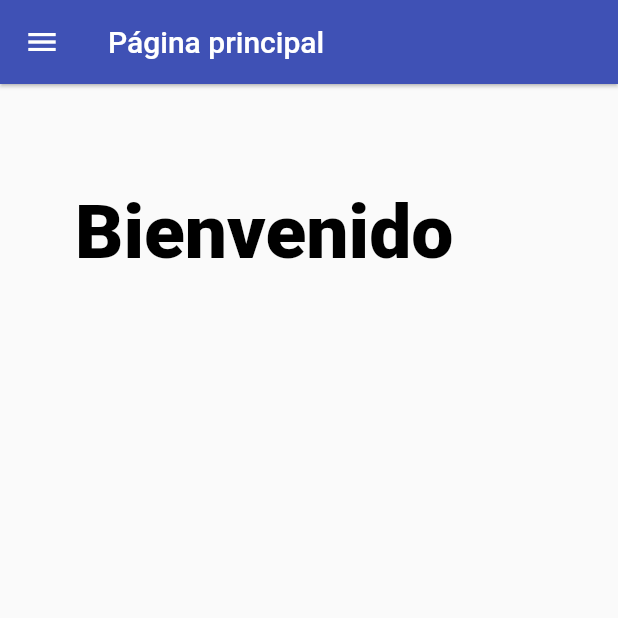
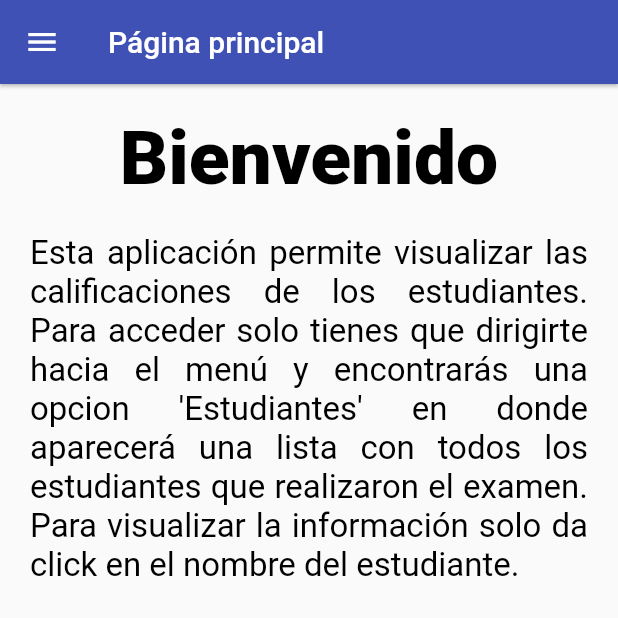
Before and after one commit to DanielBerrioB/Stats, a Flutter app: the screen it shows after launch, on a phone screen of 412 x 824 dp, the top half of it. Run offline on Flutter 3.47's test engine with Material 2 defaults, Android fonts, the phone set to English and light mode, and no system bars; our stand-ins replace firebase_database; accounts and stored records are empty.

Commit message:
Final changes

```diff
--- a/lib/ExpansionList.dart
+++ b/lib/ExpansionList.dart
@@ -1,6 +1,3 @@
-import 'package:data_visualization/ExpansionList.dart';
-import 'package:data_visualization/ExpansionList.dart';
-import 'package:flutter/material.dart';
 import 'package:firebase_database/firebase_database.dart';
 
 class EntryList {
@@ -26,9 +23,6 @@ class EntryList {
   }
 }
 
-/**
- * This class represents the
- */
 class Entry {
   const Entry(this.title, [this.children = const <Entry>[]]);
   final String title;
--- a/lib/Page1.dart
+++ b/lib/Page1.dart
@@ -2,7 +2,6 @@ import 'package:firebase_database/ui/firebase_animated_list.dart';
 import 'package:flutter/material.dart';
 import 'package:firebase_database/firebase_database.dart';
 import 'ExpansionList.dart';
-import 'package:flare_flutter/flare_actor.dart';
 
 class Page1 extends StatefulWidget {
   @override
@@ -51,21 +50,38 @@ class _Page1 extends State<Page1> {
             ]);
           });
     } else {
+      var someTextAdd = new Text(
+        "Esta aplicación permite visualizar las calificaciones de los " +
+            "estudiantes. Para acceder solo tienes que dirigirte hacia el menú y encontrarás una opcion 'Estudiantes' " +
+            "en donde aparecerá una lista con todos los estudiantes que realizaron el examen. Para visualizar la información " +
+            "solo da click en el nombre del estudiante.",
+        style: const TextStyle(
+            fontSize: 22.0, color: Colors.black, fontWeight: FontWeight.w400),
+        textAlign: TextAlign.justify,
+      );
       return new Stack(
         children: <Widget>[
+          new Container(
+            height: 100.0,
+            width: MediaQuery.of(context).size.width,
+            child: new Center(
+              child: Text(
+                "Bienvenido",
+                textAlign: TextAlign.center,
+                style: const TextStyle(
+                    fontSize: 50.0,
+                    color: Colors.black,
+                    fontWeight: FontWeight.w900),
+              ),
+            ),
+          ),
           new Padding(
             padding: EdgeInsets.only(
-              top: 70.0,
-              left: 50.0,
+              top: 100.0,
               right: 20.0,
+              left: 20.0,
             ),
-            child: Text(
-              "Bienvenido",
-              style: const TextStyle(
-                  fontSize: 50.0,
-                  color: Colors.black,
-                  fontWeight: FontWeight.w900),
-            ),
+            child: someTextAdd,
           ),
         ],
       );
```
